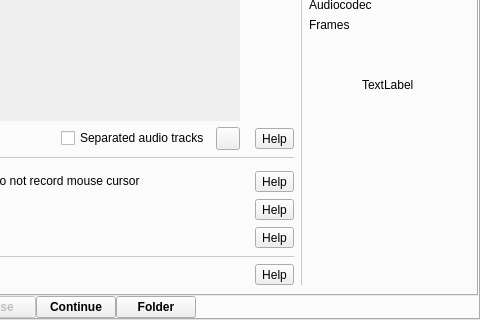
Above: src/wayland/formMainWindow_wl.ui from vkohaupt/vokoscreenNG before the change; both pictures show x 340 to 820 and y 178 to 498 of the 820 by 498 pixel window. Below: the same form after it.
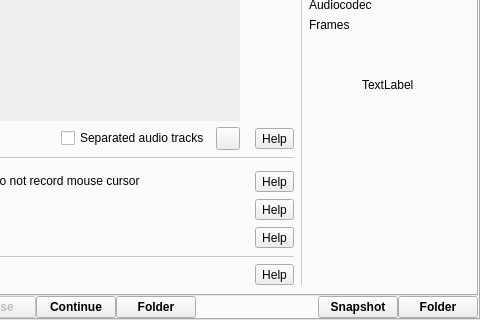
That is the form after the change. Icons and pictures are not drawn.

Commit message: Wayland: Added buttons for snapshot

```diff
--- a/src/wayland/formMainWindow_wl.ui
+++ b/src/wayland/formMainWindow_wl.ui
@@ -2099,6 +2099,30 @@
               </property>
              </spacer>
             </item>
+            <item>
+             <widget class="QPushButton" name="pushButtonSnapshot_2">
+              <property name="font">
+               <font>
+                <bold>true</bold>
+               </font>
+              </property>
+              <property name="text">
+               <string>Snapshot</string>
+              </property>
+             </widget>
+            </item>
+            <item>
+             <widget class="QPushButton" name="pushButtonSnapshotOpenFolder_2">
+              <property name="font">
+               <font>
+                <bold>true</bold>
+               </font>
+              </property>
+              <property name="text">
+               <string>Folder</string>
+              </property>
+             </widget>
+            </item>
            </layout>
           </item>
          </layout>
```
Left out of the diff: 5 changed lines with no effect on the pictures. The commit also changes 1 other file.
